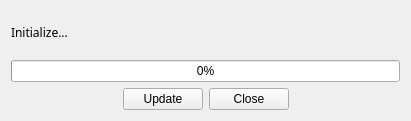
Old version of the form inventoryUpdate.ui in the repository Lakain/Inventory_Order_update.
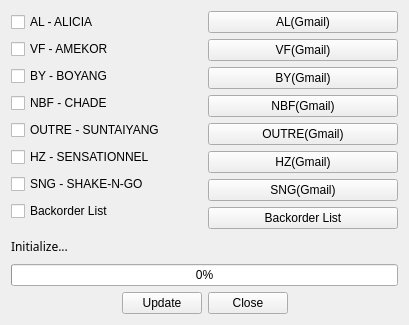
New version of the form.

Commit message:
Inv Window Update
Add buttons for direct link to search inventory data mails

Patch:
```diff
--- a/inventoryUpdate.ui
+++ b/inventoryUpdate.ui
@@ -6,15 +6,25 @@
    <rect>
     <x>0</x>
     <y>0</y>
-    <width>411</width>
-    <height>121</height>
+    <width>409</width>
+    <height>325</height>
    </rect>
   </property>
   <property name="windowTitle">
    <string>Inventory Update</string>
   </property>
   <layout class="QGridLayout" name="gridLayout">
-   <item row="1" column="0" colspan="4">
+   <item row="3" column="2">
+    <widget class="QPushButton" name="pushButton">
+     <property name="text">
+      <string>Close</string>
+     </property>
+     <property name="checkable">
+      <bool>false</bool>
+     </property>
+    </widget>
+   </item>
+   <item row="2" column="0" colspan="4">
     <widget class="QProgressBar" name="progressBar">
      <property name="value">
       <number>0</number>
@@ -33,7 +43,7 @@
      </property>
     </widget>
    </item>
-   <item row="2" column="3">
+   <item row="3" column="3">
     <spacer name="horizontalSpacer_2">
      <property name="orientation">
       <enum>Qt::Horizontal</enum>
@@ -46,7 +56,27 @@
      </property>
     </spacer>
    </item>
-   <item row="0" column="0" colspan="4">
+   <item row="3" column="1">
+    <widget class="QPushButton" name="pushButton_2">
+     <property name="text">
+      <string>Update</string>
+     </property>
+    </widget>
+   </item>
+   <item row="3" column="0">
+    <spacer name="horizontalSpacer">
+     <property name="orientation">
+      <enum>Qt::Horizontal</enum>
+     </property>
+     <property name="sizeHint" stdset="0">
+      <size>
+       <width>40</width>
+       <height>20</height>
+      </size>
+     </property>
+    </spacer>
+   </item>
+   <item row="1" column="0" colspan="4">
     <widget class="QLabel" name="label">
      <property name="font">
       <font>
@@ -59,35 +89,138 @@
      </property>
     </widget>
    </item>
-   <item row="2" column="2">
-    <widget class="QPushButton" name="pushButton">
-     <property name="text">
-      <string>Close</string>
+   <item row="0" column="0" colspan="4">
+    <layout class="QHBoxLayout" name="horizontalLayout">
+     <property name="sizeConstraint">
+      <enum>QLayout::SetDefaultConstraint</enum>
      </property>
-     <property name="checkable">
-      <bool>false</bool>
-     </property>
-    </widget>
-   </item>
-   <item row="2" column="0">
-    <spacer name="horizontalSpacer">
-     <property name="orientation">
-      <enum>Qt::Horizontal</enum>
-     </property>
-     <property name="sizeHint" stdset="0">
-      <size>
-       <width>40</width>
-       <height>20</height>
-      </size>
-     </property>
-    </spacer>
-   </item>
-   <item row="2" column="1">
-    <widget class="QPushButton" name="pushButton_2">
-     <property name="text">
-      <string>Update</string>
-     </property>
-    </widget>
+     <item>
+      <layout class="QVBoxLayout" name="verticalLayout">
+       <item>
+        <widget class="QCheckBox" name="checkBox_8">
+         <property name="text">
+          <string>AL - ALICIA</string>
+         </property>
+        </widget>
+       </item>
+       <item>
+        <widget class="QCheckBox" name="checkBox_7">
+         <property name="text">
+          <string>VF - AMEKOR</string>
+         </property>
+        </widget>
+       </item>
+       <item>
+        <widget class="QCheckBox" name="checkBox_6">
+         <property name="text">
+          <string>BY - BOYANG</string>
+         </property>
+        </widget>
+       </item>
+       <item>
+        <widget class="QCheckBox" name="checkBox_5">
+         <property name="text">
+          <string>NBF - CHADE</string>
+         </property>
+        </widget>
+       </item>
+       <item>
+        <widget class="QCheckBox" name="checkBox_4">
+         <property name="text">
+          <string>OUTRE - SUNTAIYANG</string>
+         </property>
+        </widget>
+       </item>
+       <item>
+        <widget class="QCheckBox" name="checkBox_3">
+         <property name="text">
+          <string>HZ - SENSATIONNEL</string>
+         </property>
+        </widget>
+       </item>
+       <item>
+        <widget class="QCheckBox" name="checkBox_2">
+         <property name="text">
+          <string>SNG - SHAKE-N-GO</string>
+         </property>
+        </widget>
+       </item>
+       <item>
+        <widget class="QCheckBox" name="checkBox">
+         <property name="text">
+          <string>Backorder List</string>
+         </property>
+        </widget>
+       </item>
+      </layout>
+     </item>
+     <item>
+      <layout class="QVBoxLayout" name="verticalLayout_3">
+       <property name="sizeConstraint">
+        <enum>QLayout::SetDefaultConstraint</enum>
+       </property>
+       <item>
+        <widget class="QPushButton" name="pushButton_AL">
+         <property name="enabled">
+          <bool>true</bool>
+         </property>
+         <property name="text">
+          <string>AL(Gmail)</string>
+         </property>
+        </widget>
+       </item>
+       <item>
+        <widget class="QPushButton" name="pushButton_VF">
+         <property name="text">
+          <string>VF(Gmail)</string>
+         </property>
+        </widget>
+       </item>
+       <item>
+        <widget class="QPushButton" name="pushButton_BY">
+         <property name="text">
+          <string>BY(Gmail)</string>
+         </property>
+        </widget>
+       </item>
+       <item>
+        <widget class="QPushButton" name="pushButton_NBF">
+         <property name="text">
+          <string>NBF(Gmail)</string>
+         </property>
+        </widget>
+       </item>
+       <item>
+        <widget class="QPushButton" name="pushButton_OUTRE">
+         <property name="text">
+          <string>OUTRE(Gmail)</string>
+         </property>
+        </widget>
+       </item>
+       <item>
+        <widget class="QPushButton" name="pushButton_HZ">
+         <property name="text">
+          <string>HZ(Gmail)</string>
+         </property>
+        </widget>
+       </item>
+       <item>
+        <widget class="QPushButton" name="pushButton_SNG">
+         <property name="text">
+          <string>SNG(Gmail)</string>
+         </property>
+        </widget>
+       </item>
+       <item>
+        <widget class="QPushButton" name="pushButton_bord">
+         <property name="text">
+          <string>Backorder List</string>
+         </property>
+        </widget>
+       </item>
+      </layout>
+     </item>
+    </layout>
    </item>
   </layout>
  </widget>
```
The commit also changes 4 other files.
